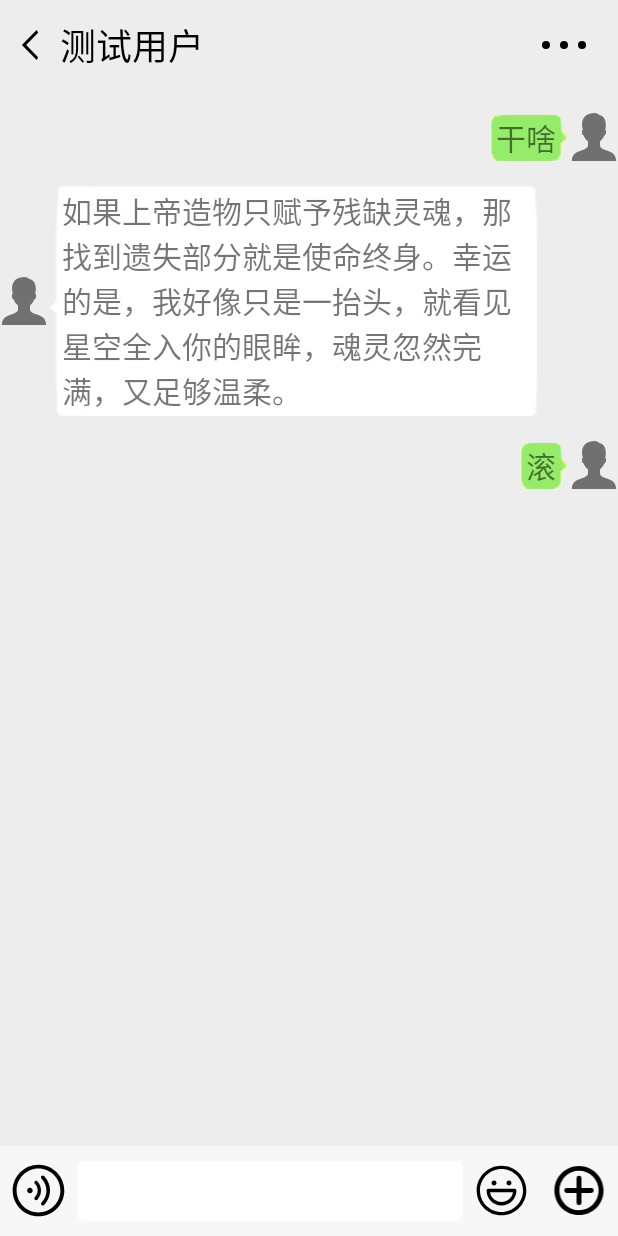
After one commit to funwangsir/WeChat, an Android app: the Talk screen opened directly, with no data from a screen before it, on a phone screen of 412 x 824 dp. The commit adds this screen. Run offline under Robolectric (Android 15) with nearby library versions, the phone set to English and light mode, and no system bars.

Commit message:
完成了如下功能： 1.聊天界面的基本实现

```diff
--- a/app/build.gradle
+++ b/app/build.gradle
@@ -27,4 +27,5 @@ dependencies {
     testImplementation 'junit:junit:4.12'
     androidTestImplementation 'androidx.test.ext:junit:1.1.0'
     androidTestImplementation 'androidx.test.espresso:espresso-core:3.1.1'
+
 }
--- a/app/src/main/AndroidManifest.xml
+++ b/app/src/main/AndroidManifest.xml
@@ -9,7 +9,8 @@
         android:roundIcon="@mipmap/ic_launcher_round"
         android:supportsRtl="true"
         android:theme="@style/AppTheme">
-        <activity android:name=".otherlayout.UserInfo"></activity>
+        <activity android:name=".otherlayout.Talk"></activity>
+        <activity android:name=".otherlayout.UserInfo" />
         <activity android:name=".otherlayout.Search" />
         <activity android:name=".RegisterActivity" />
         <activity android:name=".LoginActivity" />
--- a/app/src/main/java/com/wechat/MainActivity.java
+++ b/app/src/main/java/com/wechat/MainActivity.java
@@ -31,8 +31,7 @@ import com.wechat.fragments.Fragment4;
 import com.wechat.otherlayout.Search;
 import com.wechat.tool.CheckObjectIsNullUtils;
 
-import java.util.ArrayList;
-import java.util.List;
+import java.util.*;
 
 public class MainActivity extends AppCompatActivity implements View.OnClickListener {
 
--- a/app/src/main/java/com/wechat/fragments/Fragment1.java
+++ b/app/src/main/java/com/wechat/fragments/Fragment1.java
@@ -1,20 +1,40 @@
 package com.wechat.fragments;
 
+import android.content.Intent;
 import android.os.Bundle;
 import android.view.LayoutInflater;
 import android.view.View;
 import android.view.ViewGroup;
+import android.widget.Button;
+import android.widget.ImageView;
 
 import androidx.fragment.app.Fragment;
+
+import com.wechat.MainActivity;
 import com.wechat.R;
+import com.wechat.otherlayout.Talk;
 
 
 //碎片1
 public class Fragment1 extends Fragment {
+
+    private MainActivity mainActivity;
+
+
     @Override
     public View onCreateView(LayoutInflater inflater, ViewGroup container, Bundle savedInstanceState) {
         View view = inflater.inflate(R.layout.menu_fragment_1,container,false);
-//        Toolbar toolbar = (Toolbar) view.findViewById(R.id.toolbar);
+        mainActivity = (MainActivity)getActivity();//获取指定活动对象
+
+
+        Button b = (Button)view.findViewById(R.id.talg_test);
+        b.setOnClickListener(new View.OnClickListener() {
+            @Override
+            public void onClick(View view) {
+                Intent intent = new Intent(mainActivity, Talk.class);
+                startActivity(intent);
+            }
+        });
         return view;
     }
 }
--- /dev/null
+++ b/app/src/main/java/com/wechat/otherlayout/Talk.java
@@ -0,0 +1,101 @@
+package com.wechat.otherlayout;
+
+import androidx.appcompat.app.AppCompatActivity;
+
+import android.os.Bundle;
+import android.text.Editable;
+import android.text.TextWatcher;
+import android.util.DisplayMetrics;
+import android.util.Log;
+import android.view.View;
+import android.view.ViewTreeObserver;
+import android.widget.Button;
+import android.widget.EditText;
+import android.widget.ImageView;
+import android.widget.LinearLayout;
+import android.widget.TextView;
+
+import com.wechat.R;
+import com.wechat.tool.TransformDPandPX;
+
+public class Talk extends AppCompatActivity {
+
+    private ImageView back;
+
+    private EditText sendMsgEdit;
+
+    private ImageView sendMore;
+    private Button sendButton;
+
+    private TextView sendContent;
+    private TextView receiveContent;
+    @Override
+    protected void onCreate(Bundle savedInstanceState) {
+        super.onCreate(savedInstanceState);
+        setContentView(R.layout.activity_talk);
+        sendMsgEdit = (EditText)findViewById(R.id.send_edit);
+        sendMore = (ImageView)findViewById(R.id.send_more);
+        sendButton = (Button)findViewById(R.id.send_button);
+
+
+        sendContent = (TextView)findViewById(R.id.send_msg_content);
+        receiveContent = (TextView)findViewById(R.id.receive_msg_content);
+
+        backActivity();//返回上一个Activity
+
+        setMsgContentMaxWidth();//聊天最大宽度限制
+
+        changeSendButton();//发送消息的按钮的显示与隐藏
+
+        sendMessage();//发送消息
+    }
+
+    public void backActivity(){
+        back = (ImageView)findViewById(R.id.back);
+        back.setOnClickListener(new View.OnClickListener() {
+            @Override
+            public void onClick(View view) {
+                finish();
+            }
+        });
+    }
+
+    public void setMsgContentMaxWidth(){
+        DisplayMetrics outMetrics = new DisplayMetrics();
+        getWindowManager().getDefaultDisplay().getRealMetrics(outMetrics);
+        int widthPixel =outMetrics.widthPixels;//获取屏幕宽度（px像素单位）
+
+        sendContent.setMaxWidth( widthPixel-128);
+        receiveContent.setMaxWidth( widthPixel-128);
+
+    }
+
+    public void changeSendButton(){
+        sendMsgEdit.addTextChangedListener(new TextWatcher() {
+            @Override
+            public void beforeTextChanged(CharSequence charSequence, int i, int i1, int i2) {
+
+            }
+
+            @Override
+            public void onTextChanged(CharSequence charSequence, int i, int i1, int i2) {
+
+            }
+
+            @Override
+            public void afterTextChanged(Editable editable) {
+                if(sendMsgEdit.getText().toString().equals("")){
+                    sendMore.setVisibility(View.VISIBLE);//可见
+                    sendButton.setVisibility(View.GONE);//不可见 - 不占据位置
+                }else {
+                    sendMore.setVisibility(View.GONE);//不可见 - 不占据位置
+                    sendButton.setVisibility(View.VISIBLE);//可见
+                }
+            }
+        });
+    }
+
+    public void sendMessage(){
+
+    }
+}
--- /dev/null
+++ b/app/src/main/java/com/wechat/tool/TransformDPandPX.java
@@ -0,0 +1,21 @@
+package com.wechat.tool;
+
+import android.content.Context;
+
+public class TransformDPandPX {
+    /**
+     * 根据手机的分辨率从 dp 的单位 转成为 px(像素)
+     */
+    public static int dpTopx(Context context, float dpValue) {
+        final float scale = context.getResources().getDisplayMetrics().density;
+        return (int) (dpValue * scale + 0.5f);
+    }
+
+    /**
+     * 根据手机的分辨率从 px(像素) 的单位 转成为 dp
+     */
+    public static int pxTodp(Context context, float pxValue) {
+        final float scale = context.getResources().getDisplayMetrics().density;
+        return (int) (pxValue / scale + 0.5f);
+    }
+}
--- /dev/null
+++ b/app/src/main/res/drawable/ic_send_face.xml
@@ -0,0 +1,12 @@
+<vector xmlns:android="http://schemas.android.com/apk/res/android"
+    android:width="32dp"
+    android:height="32dp"
+    android:viewportWidth="1024"
+    android:viewportHeight="1024">
+  <path
+      android:fillColor="#FF000000"
+      android:pathData="M512,992C247.3,992 32,776.7 32,512S247.3,32 512,32s480,215.3 480,480 -215.3,480 -480,480zM512,96C282.6,96 96,282.6 96,512s186.6,416 416,416 416,-186.6 416,-416S741.4,96 512,96z"/>
+  <path
+      android:fillColor="#FF000000"
+      android:pathData="M512,800c-78,0 -151.1,-30.7 -205.7,-86.5C253.2,659.4 224,587.8 224,512c0,-17.7 14.3,-32 32,-32h512c17.7,0 32,14.3 32,32 0,75.8 -29.2,147.4 -82.3,201.5C663.1,769.3 590,800 512,800zM352,668.8c42.5,43.4 99.3,67.2 160,67.2s117.5,-23.9 160,-67.2c33.7,-34.4 55,-77.9 61.7,-124.8L290.3,544c6.6,46.9 28,90.3 61.7,124.8zM368,416c-26.5,0 -48,-21.5 -48,-48s21.5,-48 48,-48 48,21.5 48,48 -21.5,48 -48,48zM656,416c-26.5,0 -48,-21.5 -48,-48s21.5,-48 48,-48 48,21.5 48,48 -21.5,48 -48,48z"/>
+</vector>
--- /dev/null
+++ b/app/src/main/res/drawable/ic_send_more.xml
@@ -0,0 +1,15 @@
+<vector xmlns:android="http://schemas.android.com/apk/res/android"
+    android:width="32dp"
+    android:height="32dp"
+    android:viewportWidth="1024"
+    android:viewportHeight="1024">
+  <path
+      android:pathData="M256,469.33m42.67,0l426.67,0q42.67,0 42.67,42.67l0,0q0,42.67 -42.67,42.67l-426.67,0q-42.67,0 -42.67,-42.67l0,0q0,-42.67 42.67,-42.67Z"
+      android:fillColor="#010101"/>
+  <path
+      android:pathData="M554.67,256m0,42.67l0,426.67q0,42.67 -42.67,42.67l0,0q-42.67,0 -42.67,-42.67l0,-426.67q0,-42.67 42.67,-42.67l0,0q42.67,0 42.67,42.67Z"
+      android:fillColor="#010101"/>
+  <path
+      android:pathData="M512,938.67C276.35,938.67 85.33,747.65 85.33,512S276.35,85.33 512,85.33s426.67,191.02 426.67,426.67 -191.02,426.67 -426.67,426.67zM512,853.33a341.33,341.33 0,1 0,0 -682.67,341.33 341.33,0 0,0 0,682.67z"
+      android:fillColor="#010101"/>
+</vector>
--- /dev/null
+++ b/app/src/main/res/drawable/ic_send_voice.xml
@@ -0,0 +1,9 @@
+<vector xmlns:android="http://schemas.android.com/apk/res/android"
+    android:width="32dp"
+    android:height="32dp"
+    android:viewportWidth="1024"
+    android:viewportHeight="1024">
+  <path
+      android:fillColor="#FF000000"
+      android:pathData="M512,64c247.42,0 448,200.58 448,448S759.42,960 512,960 64,759.42 64,512 264.58,64 512,64zM512,132c-209.87,0 -380,170.13 -380,380s170.13,380 380,380 380,-170.13 380,-380 -170.13,-380 -380,-380zM564.77,262.24c12.33,-12.32 32.3,-12.32 44.63,-0l0.02,0.02 4.03,4.13c131.54,137.21 131.4,354.04 -0.32,491.07l-4.07,4.17 -0.34,0.35c-5.74,5.76 -13.6,9.02 -21.8,9.02a30.85,30.85 0,0 1,-22.19 -9.42c-11.21,-11.93 -11.21,-30.44 -0.04,-42.32l0.1,-0.1 3.34,-3.4c109.19,-113 109.2,-292.43 0.03,-405.44l-3.38,-3.44 -0.37,-0.37c-11.94,-12.36 -11.82,-32.06 0.37,-44.26zM449.43,351.88c11.82,-10.51 29.64,-10.51 41.46,-0l0.46,0.42 0.1,0.1 2.53,2.65c82.68,88.05 82.69,225.36 0.03,313.42l-2.67,2.8 -0.12,0.11 -0.36,0.32c-11.86,10.3 -29.51,10.3 -41.38,0l-0.53,-0.47 -0.16,-0.17 -0.32,-0.36c-10.61,-11.94 -10.5,-30.01 0.32,-41.83l0.13,-0.14 1.89,-1.93c61.81,-64.17 61.81,-165.85 0.02,-230.02l-2,-2.04 -0.08,-0.09 -0.32,-0.36c-10.4,-11.99 -10.29,-29.88 0.32,-41.75l0.15,-0.17 0.17,-0.16zM329.47,477.76c13.65,-13.44 34.06,-17.47 51.85,-10.15C399.28,475.01 411,492.52 411,511.95c0,19.43 -11.72,36.94 -29.68,44.33a47.92,47.92 0,0 1,-51.87 -10.17l-0.41,-0.41 -0.42,-0.43A47.58,47.58 0,0 1,315 511.95a47.6,47.6 0,0 1,13.66 -33.38l0.4,-0.4z"/>
+</vector>
--- /dev/null
+++ b/app/src/main/res/drawable/send_msg_edit.xml
@@ -0,0 +1,10 @@
+<?xml version="1.0" encoding="utf-8"?>
+<layer-list xmlns:android="http://schemas.android.com/apk/res/android">
+    <item>
+        <shape
+            android:shape="rectangle">
+            <solid android:color="#ffffff"/>
+            <corners android:radius="5dp"/>
+        </shape>
+    </item>
+</layer-list>
--- /dev/null
+++ b/app/src/main/res/layout/activity_talk.xml
@@ -0,0 +1,104 @@
+<?xml version="1.0" encoding="utf-8"?>
+<LinearLayout xmlns:android="http://schemas.android.com/apk/res/android"
+    xmlns:app="http://schemas.android.com/apk/res-auto"
+    xmlns:tools="http://schemas.android.com/tools"
+    android:layout_width="match_parent"
+    android:layout_height="match_parent"
+    android:orientation="vertical"
+    tools:context=".otherlayout.Talk"
+    android:background="@color/top_bar_bg">
+
+    <!--    顶部状态栏-->
+    <RelativeLayout
+        android:layout_width="match_parent"
+        android:layout_height="60dp"
+        android:background="@color/top_bar_bg"
+        >
+        <ImageView
+            android:id="@+id/back"
+            android:layout_width="40dp"
+            android:layout_height="40dp"
+            android:src="@drawable/ic_back"
+            android:padding="10dp"
+            android:layout_centerVertical="true"
+            android:layout_alignParentLeft="true"
+            />
+
+        <TextView
+            android:layout_width="wrap_content"
+            android:layout_height="wrap_content"
+            android:layout_centerVertical="true"
+            android:layout_toRightOf="@+id/back"
+            android:textColor="#000"
+            android:textSize="24sp"
+            android:text="测试用户"/>
+
+        <ImageButton
+            android:layout_width="wrap_content"
+            android:layout_height="wrap_content"
+            android:background="@drawable/ic_more"
+            android:layout_marginRight="20dp"
+            android:layout_centerVertical="true"
+            android:layout_alignParentRight="true"/>
+    </RelativeLayout>
+
+    <!--    聊天主体-->
+<!--    <androidx.recyclerview.widget.RecyclerView-->
+<!--        android:id="@+id/send_msg_list"-->
+<!--        android:layout_width="match_parent"-->
+<!--        android:layout_height="wrap_content"/>-->
+
+    <include
+        android:layout_width="match_parent"
+        android:layout_height="wrap_content"
+        layout="@layout/message_list"/>
+
+    <!--    底部聊天框-->
+    <LinearLayout
+        android:layout_width="0dp"
+        android:layout_height="0dp"
+        android:layout_weight="1"/>
+    <LinearLayout
+        android:layout_width="match_parent"
+        android:layout_height="60dp"
+        android:orientation="horizontal"
+        android:background="#F7F7F7">
+        <ImageView
+            android:layout_width="0dp"
+            android:layout_height="50dp"
+            android:layout_weight="1"
+            android:padding="5dp"
+            android:layout_gravity="center_vertical"
+            android:src="@drawable/ic_send_voice"/>
+        <EditText
+            android:id="@+id/send_edit"
+            android:layout_width="0dp"
+            android:layout_weight="5"
+            android:layout_height="40dp"
+            android:layout_gravity="center_vertical"
+            android:background="@drawable/send_msg_edit"/>
+        <ImageView
+            android:layout_width="0dp"
+            android:layout_height="50dp"
+            android:layout_weight="1"
+            android:padding="7dp"
+            android:layout_gravity="center_vertical"
+            android:src="@drawable/ic_send_face"/>
+        <ImageView
+            android:id="@+id/send_more"
+            android:layout_width="0dp"
+            android:layout_height="50dp"
+            android:layout_weight="1"
+            android:padding="5dp"
+            android:layout_gravity="center_vertical"
+            android:src="@drawable/ic_send_more"/>
+        <Button
+            android:visibility="gone"
+            android:id="@+id/send_button"
+            android:layout_width="wrap_content"
+            android:layout_height="wrap_content"
+            android:layout_gravity="center_vertical"
+            android:background="@color/wechatlog"
+            android:text="发送"/>
+    </LinearLayout>
+</LinearLayout>
--- a/app/src/main/res/layout/menu_fragment_1.xml
+++ b/app/src/main/res/layout/menu_fragment_1.xml
@@ -5,5 +5,9 @@
     android:layout_width="match_parent"
     android:layout_height="match_parent">
 
-
+<Button
+    android:id="@+id/talg_test"
+    android:layout_width="match_parent"
+    android:layout_height="wrap_content"
+    android:text="聊天"/>
 </LinearLayout>
--- /dev/null
+++ b/app/src/main/res/layout/message_list.xml
@@ -0,0 +1,79 @@
+<?xml version="1.0" encoding="utf-8"?>
+<LinearLayout xmlns:android="http://schemas.android.com/apk/res/android"
+    android:orientation="vertical"
+    android:layout_width="match_parent"
+    android:layout_height="match_parent"
+    android:background="@color/top_bar_bg"
+    android:id="@+id/talk_content">
+
+    <!--    发送消息方-->
+    <RelativeLayout
+        android:layout_width="match_parent"
+        android:layout_height="wrap_content"
+        android:layout_marginTop="15dp"
+        >
+        <TextView
+            android:id="@+id/send_msg_content"
+            android:layout_width="wrap_content"
+            android:layout_height="wrap_content"
+            android:textSize="20sp"
+            android:layout_toLeftOf="@+id/send_msg_head_img"
+            android:background="@drawable/talk_bg_right"
+            android:text="干啥"/>
+        <ImageView
+            android:id="@+id/send_msg_head_img"
+            android:layout_width="wrap_content"
+            android:layout_height="wrap_content"
+            android:layout_alignParentRight="true"
+            android:layout_centerInParent="true"
+            android:src="@drawable/ic_default_img"/>
+    </RelativeLayout>
+
+    <!--    接收消息方-->
+    <RelativeLayout
+        android:layout_width="match_parent"
+        android:layout_height="wrap_content"
+        android:orientation="vertical"
+        android:layout_marginTop="15dp"
+        >
+        <ImageView
+            android:id="@+id/receive_msg_head_img"
+            android:layout_width="wrap_content"
+            android:layout_height="wrap_content"
+            android:layout_alignParentLeft="true"
+            android:layout_centerInParent="true"
+            android:src="@drawable/ic_default_img"/>
+        <TextView
+            android:id="@+id/receive_msg_content"
+            android:layout_width="wrap_content"
+            android:layout_height="wrap_content"
+            android:textSize="20sp"
+            android:layout_toRightOf="@+id/receive_msg_head_img"
+            android:background="@drawable/talk_bg_left"
+            android:text="如果上帝造物只赋予残缺灵魂，那找到遗失部分就是使命终身。幸运的是，我好像只是一抬头，就看见星空全入你的眼眸，魂灵忽然完满，又足够温柔。"/>
+        />
+    </RelativeLayout>
+
+    <!--    发送消息方-->
+    <RelativeLayout
+        android:layout_width="match_parent"
+        android:layout_height="wrap_content"
+        android:layout_marginTop="15dp"
+        >
+        <TextView
+            android:id="@+id/send_msg_content1"
+            android:layout_width="wrap_content"
+            android:layout_height="wrap_content"
+            android:textSize="20sp"
+            android:layout_toLeftOf="@+id/send_msg_head_img1"
+            android:background="@drawable/talk_bg_right"
+            android:text="滚"/>
+        <ImageView
+            android:id="@+id/send_msg_head_img1"
+            android:layout_width="wrap_content"
+            android:layout_height="wrap_content"
+            android:layout_alignParentRight="true"
+            android:layout_centerInParent="true"
+            android:src="@drawable/ic_default_img"/>
+    </RelativeLayout>
+</LinearLayout>
--- a/app/src/main/res/values/colors.xml
+++ b/app/src/main/res/values/colors.xml
@@ -12,7 +12,7 @@
     <color name="top_bar_bg">#EDEDED</color><!-- 顶部状态栏背景色 -->
     <color name="wechat_sizecolor">#2BA246</color><!-- 字体主题颜色 -->
     <color name="content_bg">#EDEDED</color><!--    主体背景色-->
-
+    <color name="talk_me_bg">#95EC69</color><!--    聊天-自己的气泡背景色-->
 
     <color name="white">#ffffff</color> <!-- 白色 -->
     <color name="ivory">#fffff0</color> <!-- 象牙色 -->
```
Also changed, not shown: app/src/main/res/drawable-mdpi/talk_bg_left.9.png (added), app/src/main/res/drawable-mdpi/talk_bg_right.9.png (added).
